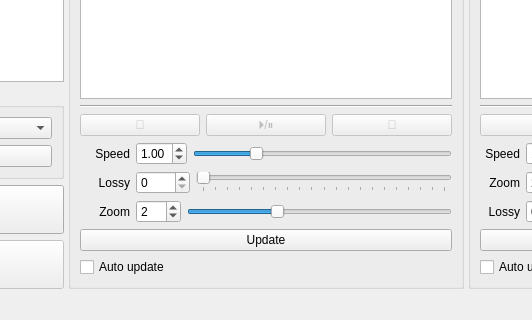
Above: widgets/MainWindow.ui from Day0Dreamer/Vault-of-Gifs before the change; both pictures show x 307 to 839 and y 513 to 833 of the 1180 by 833 pixel window. Below: the same form after it.
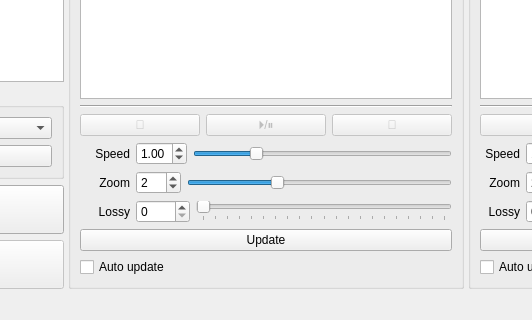
That is the form after the change.

Commit message: Zoom and Lossy misplaced fix

```diff
--- a/widgets/MainWindow.ui
+++ b/widgets/MainWindow.ui
@@ -311,6 +311,70 @@
           </item>
          </layout>
         </item>
+        <item>
+         <layout class="QHBoxLayout" name="layout_scale280">
+          <item>
+           <widget class="QLabel" name="lbl_scale280">
+            <property name="minimumSize">
+             <size>
+              <width>50</width>
+              <height>0</height>
+             </size>
+            </property>
+            <property name="layoutDirection">
+             <enum>Qt::LeftToRight</enum>
+            </property>
+            <property name="autoFillBackground">
+             <bool>false</bool>
+            </property>
+            <property name="text">
+             <string>Zoom</string>
+            </property>
+            <property name="alignment">
+             <set>Qt::AlignRight|Qt::AlignTrailing|Qt::AlignVCenter</set>
+            </property>
+           </widget>
+          </item>
+          <item>
+           <widget class="QSpinBox" name="spin_scale280">
+            <property name="minimumSize">
+             <size>
+              <width>45</width>
+              <height>0</height>
+             </size>
+            </property>
+            <property name="minimum">
+             <number>1</number>
+            </property>
+            <property name="maximum">
+             <number>4</number>
+            </property>
+            <property name="value">
+             <number>2</number>
+            </property>
+           </widget>
+          </item>
+          <item>
+           <widget class="QSlider" name="slider_scale280">
+            <property name="minimum">
+             <number>1</number>
+            </property>
+            <property name="maximum">
+             <number>4</number>
+            </property>
+            <property name="pageStep">
+             <number>1</number>
+            </property>
+            <property name="value">
+             <number>2</number>
+            </property>
+            <property name="orientation">
+             <enum>Qt::Horizontal</enum>
+            </property>
+           </widget>
+          </item>
+         </layout>
+        </item>
         <item>
          <layout class="QHBoxLayout" name="layout_quality280">
           <item alignment="Qt::AlignRight">
@@ -363,70 +427,6 @@
           </item>
          </layout>
         </item>
-        <item>
-         <layout class="QHBoxLayout" name="layout_scale280">
-          <item>
-           <widget class="QLabel" name="lbl_scale280">
-            <property name="minimumSize">
-             <size>
-              <width>50</width>
-              <height>0</height>
-             </size>
-            </property>
-            <property name="layoutDirection">
-             <enum>Qt::LeftToRight</enum>
-            </property>
-            <property name="autoFillBackground">
-             <bool>false</bool>
-            </property>
-            <property name="text">
-             <string>Zoom</string>
-            </property>
-            <property name="alignment">
-             <set>Qt::AlignRight|Qt::AlignTrailing|Qt::AlignVCenter</set>
-            </property>
-           </widget>
-          </item>
-          <item>
-           <widget class="QSpinBox" name="spin_scale280">
-            <property name="minimumSize">
-             <size>
-              <width>45</width>
-              <height>0</height>
-             </size>
-            </property>
-            <property name="minimum">
-             <number>1</number>
-            </property>
-            <property name="maximum">
-             <number>4</number>
-            </property>
-            <property name="value">
-             <number>2</number>
-            </property>
-           </widget>
-          </item>
-          <item>
-           <widget class="QSlider" name="slider_scale280">
-            <property name="minimum">
-             <number>1</number>
-            </property>
-            <property name="maximum">
-             <number>4</number>
-            </property>
-            <property name="pageStep">
-             <number>1</number>
-            </property>
-            <property name="value">
-             <number>2</number>
-            </property>
-            <property name="orientation">
-             <enum>Qt::Horizontal</enum>
-            </property>
-           </widget>
-          </item>
-         </layout>
-        </item>
         <item>
          <widget class="QPushButton" name="btn_update280">
           <property name="sizePolicy">
```
The commit also changes 2 other files.
